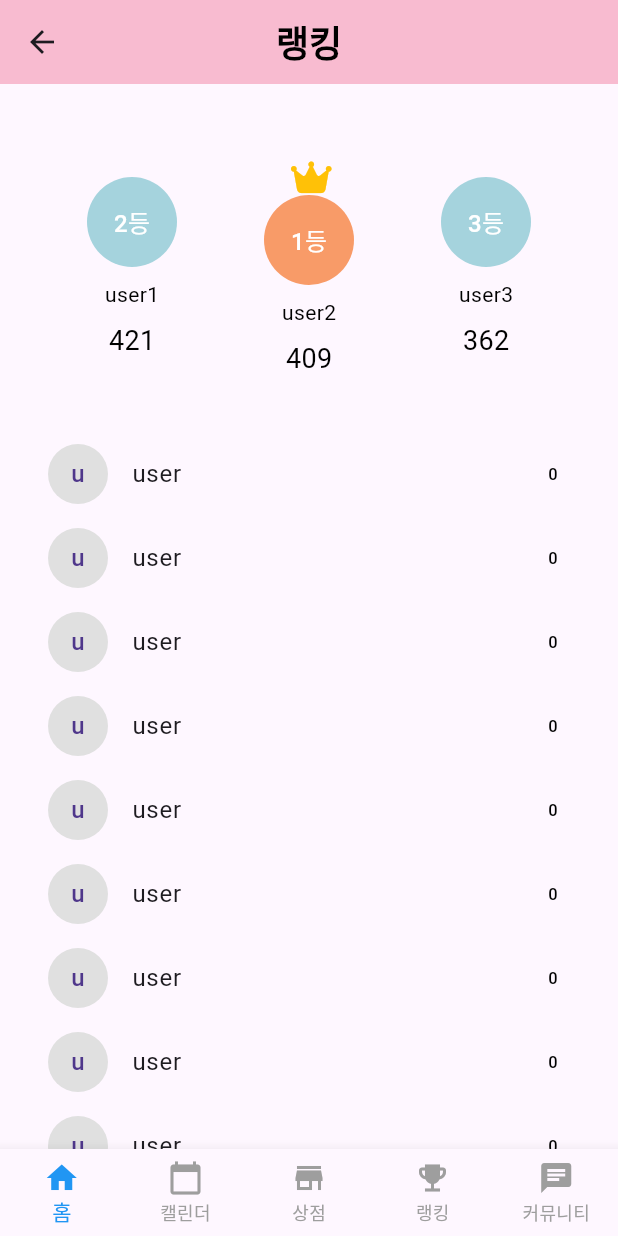
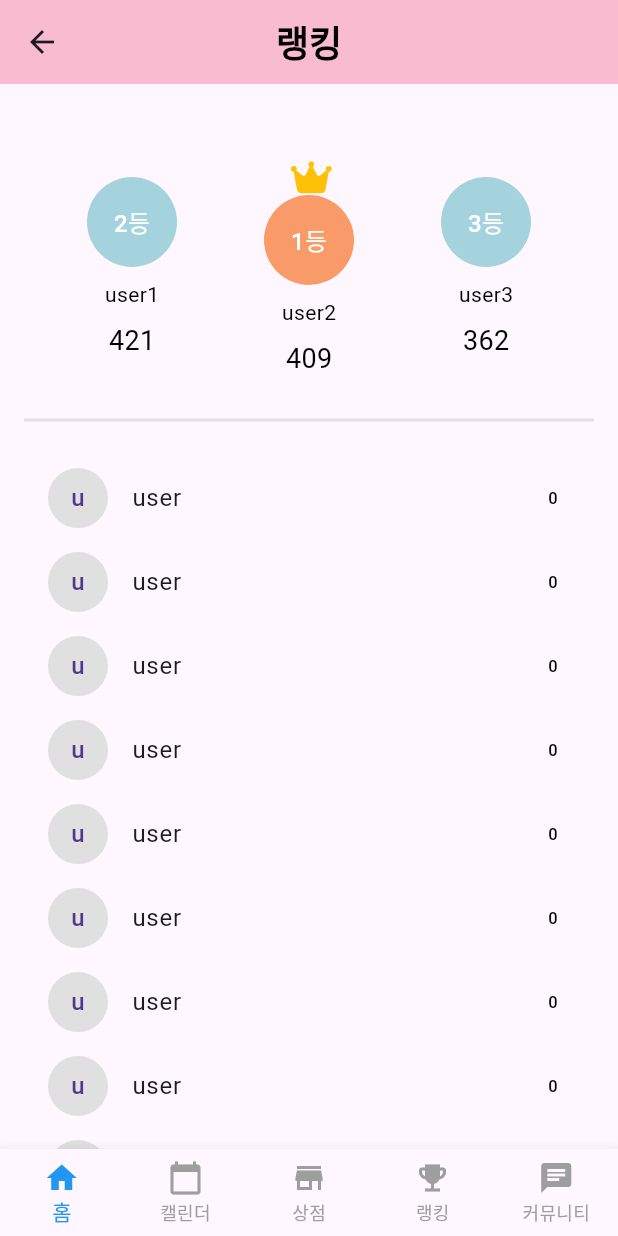
Before and after one commit to MobileProgrammingggggggg/everydaychallenge, a Flutter app: the screen it shows after launch, item 4 of the bottom bar chosen, on a phone screen of 412 x 824 dp. Run offline on Flutter 3.47's test engine with Material 3 defaults, Android fonts, the phone set to English and light mode, and no system bars; our stand-ins replace confetti, font_awesome_flutter, table_calendar.

Commit message:
랭킹 아래 줄 그음

```diff
--- a/lib/Ranking_screen.dart
+++ b/lib/Ranking_screen.dart
@@ -39,8 +39,6 @@ class RankingScreen extends StatelessWidget {
 
     // 상위 3명의 랭킹
           Container(
-
-
             padding: EdgeInsets.symmetric(vertical: 20),
 
             child: Row(
@@ -52,7 +50,12 @@ class RankingScreen extends StatelessWidget {
               ],
             ),
           ),
-
+          Divider(
+          color: Colors.grey.shade300,       // 선의 색상
+          thickness: 2,             // 선의 두께
+          indent: 16,               // 시작 지점 여백 (왼쪽 여백)
+          endIndent: 16,            // 끝 지점 여백 (오른쪽 여백)
+          ),
           //  나머지 랭킹 리스트
           Expanded(
             child: ListView(
```
